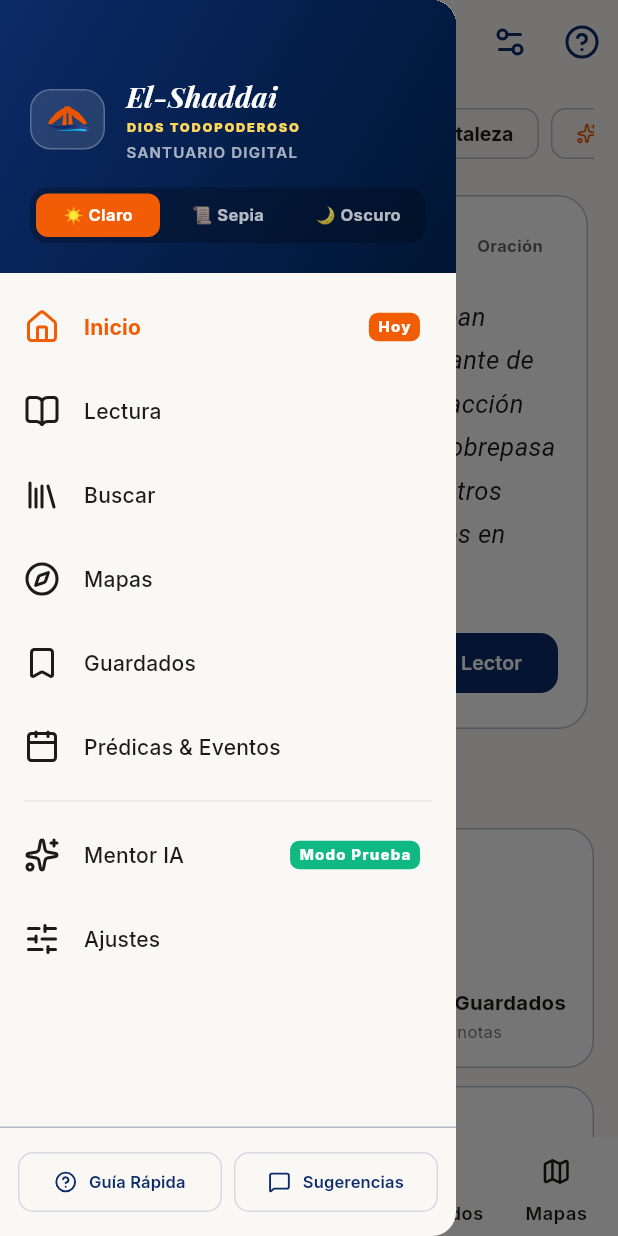
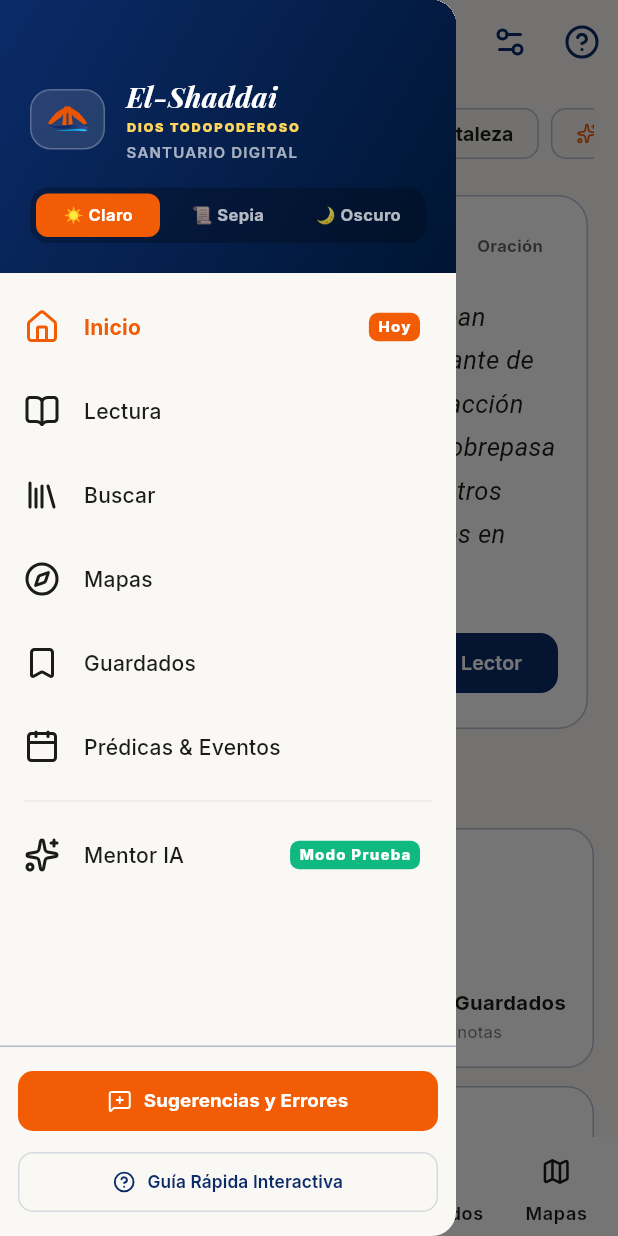
Before and after one commit to csarini/Bible-AI, a Flutter app: the screen it shows after launch, with the side drawer open, on a phone screen of 412 x 824 dp. Run offline on Flutter 3.47's test engine with Material 3 defaults, Android fonts, the phone set to English and light mode, and no system bars; our stand-ins replace drift, flutter_riverpod, google_fonts, lucide_icons_flutter, share_plus; missing offline and left inert: home_widget; accounts and stored records are empty; generated files the repository leaves out were written again; network calls fail; Roboto replaces fonts that are missing (Literata).

Commit message:
refactor(shell): migrate settings and improve drawer footer
Move settings to a new location and update the drawer footer to include feedback actions instead of documentation guides.

```diff
--- a/flutter/lib/features/shell/presentation/views/sanctuary_main_shell.dart
+++ b/flutter/lib/features/shell/presentation/views/sanctuary_main_shell.dart
@@ -298,26 +298,46 @@ class SanctuaryMainShell extends ConsumerWidget {
                     badge: 'Modo Prueba',
                     badgeColor: SanctuaryColors.emeraldGreen,
                   ),
-                  _buildDrawerItem(
-                    ref,
-                    context,
-                    index: 7,
-                    icon: LucideIcons.slidersHorizontal,
-                    title: 'Ajustes',
-                  ),
                 ],
               ),
             ),
 
-            // Drawer Footer Quick Actions
+            // Drawer Footer Quick Actions (Sugerencias & Ayuda)
             Container(
               padding: const EdgeInsets.all(12),
               decoration: BoxDecoration(
                 border: Border(top: BorderSide(color: Theme.of(context).colorScheme.outline.withOpacity(0.3))),
               ),
-              child: Row(
+              child: Column(
+                mainAxisSize: MainAxisSize.min,
                 children: [
-                  Expanded(
+                  SizedBox(
+                    width: double.infinity,
+                    child: ElevatedButton.icon(
+                      onPressed: () {
+                        Navigator.pop(context);
+                        FeedbackDialog.show(context);
+                      },
+                      style: ElevatedButton.styleFrom(
+                        backgroundColor: SanctuaryColors.sunOrange,
+                        foregroundColor: Colors.white,
+                        padding: const EdgeInsets.symmetric(vertical: 10),
+                        shape: RoundedRectangleBorder(borderRadius: BorderRadius.circular(10)),
+                        elevation: 0,
+                      ),
+                      icon: const Icon(LucideIcons.messageSquarePlus, size: 16),
+                      label: Text(
+                        'Sugerencias y Errores',
+                        style: GoogleFonts.inter(
+                          fontSize: 12.5,
+                          fontWeight: FontWeight.w700,
+                        ),
+                      ),
+                    ),
+                  ),
+                  const SizedBox(height: 6),
+                  SizedBox(
+                    width: double.infinity,
                     child: OutlinedButton.icon(
                       onPressed: () {
                         Navigator.pop(context);
@@ -328,22 +348,10 @@ class SanctuaryMainShell extends ConsumerWidget {
                         shape: RoundedRectangleBorder(borderRadius: BorderRadius.circular(10)),
                       ),
                       icon: const Icon(LucideIcons.helpCircle, size: 15),
-                      label: const Text('Guía Rápida', style: TextStyle(fontSize: 11)),
-                    ),
-                  ),
-                  const SizedBox(width: 8),
-                  Expanded(
-                    child: OutlinedButton.icon(
-                      onPressed: () {
-                        Navigator.pop(context);
-                        FeedbackDialog.show(context);
-                      },
-                      style: OutlinedButton.styleFrom(
-                        padding: const EdgeInsets.symmetric(vertical: 8),
-                        shape: RoundedRectangleBorder(borderRadius: BorderRadius.circular(10)),
+                      label: Text(
+                        'Guía Rápida Interactiva',
+                        style: GoogleFonts.inter(fontSize: 11.5, fontWeight: FontWeight.w600),
                       ),
-                      icon: const Icon(LucideIcons.messageSquare, size: 15),
-                      label: const Text('Sugerencias', style: TextStyle(fontSize: 11)),
                     ),
                   ),
                 ],
```
